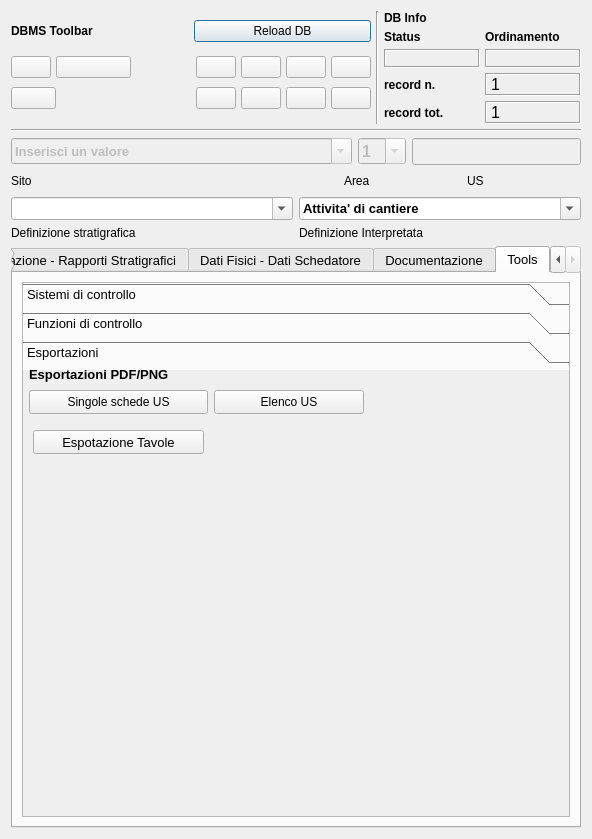
pyarchinit/pyarchinit_218, file pyarchinit_dev20130710/modules/gui/pyarchinit_US_ui.ui: the form before one commit.
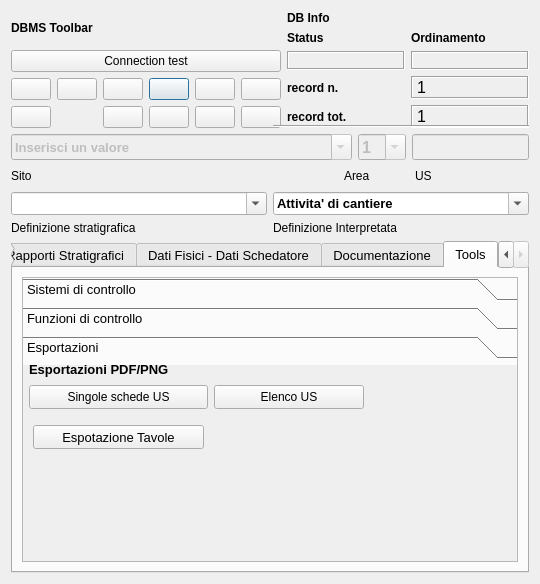
The form after the commit. The open tabs and pages were chosen to show the change. Icons and pictures are not drawn.

```diff
--- a/pyarchinit_dev20130710/modules/gui/pyarchinit_US_ui.ui
+++ b/pyarchinit_dev20130710/modules/gui/pyarchinit_US_ui.ui
@@ -6,8 +6,8 @@
    <rect>
     <x>0</x>
     <y>0</y>
-    <width>592</width>
-    <height>839</height>
+    <width>540</width>
+    <height>584</height>
    </rect>
   </property>
   <property name="minimumSize">
@@ -20,33 +20,11 @@
    <string>pyArchInit Gestione Scavi - Scheda US</string>
   </property>
   <property name="windowIcon">
-   <iconset>
+   <iconset resource="resources.qrc">
     <normaloff>:/images/iconPAI.png</normaloff>:/images/iconPAI.png</iconset>
   </property>
-  <layout class="QGridLayout" name="gridLayout_18">
-   <item row="0" column="1">
     <layout class="QGridLayout" name="gridLayout_10">
-     <item row="0" column="0">
-      <layout class="QVBoxLayout" name="verticalLayout_4">
-       <property name="spacing">
-        <number>6</number>
-       </property>
-       <item>
-        <layout class="QVBoxLayout" name="verticalLayout_3">
-         <item>
-          <layout class="QVBoxLayout" name="verticalLayout" stretch="0,0">
-           <property name="spacing">
-            <number>5</number>
-           </property>
-           <property name="sizeConstraint">
-            <enum>QLayout::SetFixedSize</enum>
-           </property>
-           <property name="topMargin">
-            <number>0</number>
-           </property>
-           <item>
-            <layout class="QHBoxLayout" name="horizontalLayout">
-             <item>
+   <item row="0" column="0" rowspan="2" colspan="2">
               <layout class="QGridLayout" name="gridLayout_2">
                <item row="0" column="0">
                 <widget class="QLabel" name="label_29">
@@ -61,57 +39,236 @@
                  </property>
                 </widget>
                </item>
+     <item row="0" column="1" rowspan="3">
+      <layout class="QGridLayout" name="gridLayout_5">
+       <item row="0" column="0">
+        <widget class="QLabel" name="label_42">
+         <property name="font">
+          <font>
+           <weight>75</weight>
+           <bold>true</bold>
+          </font>
+         </property>
+         <property name="autoFillBackground">
+          <bool>true</bool>
+         </property>
+         <property name="text">
+          <string>DB Info</string>
+         </property>
+        </widget>
+       </item>
+       <item row="1" column="0">
+        <layout class="QGridLayout" name="gridLayout_4">
                <item row="0" column="1">
-                <widget class="QPushButton" name="pushButton_connect">
+          <widget class="QLabel" name="label_43">
+           <property name="font">
+            <font>
+             <pointsize>9</pointsize>
+             <weight>75</weight>
+             <bold>true</bold>
+            </font>
+           </property>
                  <property name="text">
-                  <string>Reload DB</string>
-                 </property>
-                </widget>
-               </item>
-               <item row="1" column="0" colspan="2">
+            <string>Ordinamento</string>
+           </property>
+           <property name="margin">
+            <number>0</number>
+           </property>
+          </widget>
+         </item>
+         <item row="1" column="0">
+          <widget class="QLabel" name="label_status">
+           <property name="minimumSize">
+            <size>
+             <width>40</width>
+             <height>0</height>
+            </size>
+           </property>
+           <property name="font">
+            <font>
+             <pointsize>10</pointsize>
+             <weight>75</weight>
+             <bold>true</bold>
+            </font>
+           </property>
+           <property name="cursor">
+            <cursorShape>ForbiddenCursor</cursorShape>
+           </property>
+           <property name="mouseTracking">
+            <bool>false</bool>
+           </property>
+           <property name="contextMenuPolicy">
+            <enum>Qt::DefaultContextMenu</enum>
+           </property>
+           <property name="frameShape">
+            <enum>QFrame::Box</enum>
+           </property>
+           <property name="frameShadow">
+            <enum>QFrame::Sunken</enum>
+           </property>
+           <property name="text">
+            <string/>
+           </property>
+           <property name="alignment">
+            <set>Qt::AlignCenter</set>
+           </property>
+           <property name="margin">
+            <number>0</number>
+           </property>
+          </widget>
+         </item>
+         <item row="1" column="1">
+          <widget class="QLabel" name="label_sort">
+           <property name="font">
+            <font>
+             <pointsize>10</pointsize>
+             <weight>75</weight>
+             <bold>true</bold>
+            </font>
+           </property>
+           <property name="cursor">
+            <cursorShape>ForbiddenCursor</cursorShape>
+           </property>
+           <property name="mouseTracking">
+            <bool>false</bool>
+           </property>
+           <property name="contextMenuPolicy">
+            <enum>Qt::DefaultContextMenu</enum>
+           </property>
+           <property name="frameShape">
+            <enum>QFrame::Box</enum>
+           </property>
+           <property name="frameShadow">
+            <enum>QFrame::Sunken</enum>
+           </property>
+           <property name="text">
+            <string/>
+           </property>
+           <property name="alignment">
+            <set>Qt::AlignCenter</set>
+           </property>
+           <property name="margin">
+            <number>0</number>
+           </property>
+          </widget>
+         </item>
+         <item row="0" column="0">
+          <widget class="QLabel" name="label_34">
+           <property name="font">
+            <font>
+             <pointsize>9</pointsize>
+             <weight>75</weight>
+             <bold>true</bold>
+            </font>
+           </property>
+           <property name="text">
+            <string>Status</string>
+           </property>
+           <property name="margin">
+            <number>0</number>
+           </property>
+          </widget>
+         </item>
+        </layout>
+       </item>
+       <item row="2" column="0">
+        <layout class="QGridLayout" name="gridLayout_3">
+         <item row="0" column="0">
+          <widget class="QLabel" name="label_27">
+           <property name="font">
+            <font>
+             <pointsize>9</pointsize>
+             <weight>75</weight>
+             <bold>true</bold>
+            </font>
+           </property>
+           <property name="text">
+            <string>record n.</string>
+           </property>
+           <property name="margin">
+            <number>0</number>
+           </property>
+          </widget>
+         </item>
+         <item row="0" column="1">
+          <widget class="QLabel" name="label_rec_corrente">
+           <property name="font">
+            <font>
+             <family>Microsoft Sans Serif</family>
+             <pointsize>12</pointsize>
+            </font>
+           </property>
+           <property name="cursor">
+            <cursorShape>ForbiddenCursor</cursorShape>
+           </property>
+           <property name="mouseTracking">
+            <bool>false</bool>
+           </property>
+           <property name="contextMenuPolicy">
+            <enum>Qt::DefaultContextMenu</enum>
+           </property>
+           <property name="frameShape">
+            <enum>QFrame::Box</enum>
+           </property>
+           <property name="frameShadow">
+            <enum>QFrame::Sunken</enum>
+           </property>
+           <property name="text">
+            <string>1</string>
+           </property>
+          </widget>
+         </item>
+         <item row="1" column="0">
+          <widget class="QLabel" name="label_28">
+           <property name="font">
+            <font>
+             <pointsize>9</pointsize>
+             <weight>75</weight>
+             <bold>true</bold>
+            </font>
+           </property>
+           <property name="text">
+            <string>record tot.</string>
+           </property>
+           <property name="margin">
+            <number>0</number>
+           </property>
+          </widget>
+         </item>
+         <item row="1" column="1">
+          <widget class="QLabel" name="label_rec_tot">
+           <property name="font">
+            <font>
+             <family>Microsoft Sans Serif</family>
+             <pointsize>12</pointsize>
+            </font>
+           </property>
+           <property name="cursor">
+            <cursorShape>ForbiddenCursor</cursorShape>
+           </property>
+           <property name="mouseTracking">
+            <bool>false</bool>
+           </property>
+           <property name="contextMenuPolicy">
+            <enum>Qt::DefaultContextMenu</enum>
+           </property>
+           <property name="frameShape">
+            <enum>QFrame::Box</enum>
+           </property>
+           <property name="frameShadow">
+            <enum>QFrame::Sunken</enum>
+           </property>
+           <property name="text">
+            <string>1</string>
+           </property>
+          </widget>
+         </item>
+        </layout>
+       </item>
+      </layout>
+     </item>
+     <item row="2" column="0">
                 <layout class="QGridLayout" name="gridLayout">
-                 <item row="0" column="0">
-                  <widget class="QPushButton" name="pushButton_first_rec">
-                   <property name="toolTip">
-                    <string>First rec</string>
-                   </property>
-                   <property name="text">
-                    <string/>
-                   </property>
-                   <property name="icon">
-                    <iconset>
-                     <normaloff>:/images/5_leftArrows.png</normaloff>:/images/5_leftArrows.png</iconset>
-                   </property>
-                  </widget>
-                 </item>
-                 <item row="0" column="1" colspan="2">
-                  <widget class="QPushButton" name="pushButton_prev_rec">
-                   <property name="toolTip">
-                    <string>Prev rec</string>
-                   </property>
-                   <property name="text">
-                    <string/>
-                   </property>
-                   <property name="icon">
-                    <iconset>
-                     <normaloff>:/images/4_leftArrow.png</normaloff>:/images/4_leftArrow.png</iconset>
-                   </property>
-                  </widget>
-                 </item>
-                 <item row="0" column="4">
-                  <widget class="QPushButton" name="pushButton_next_rec">
-                   <property name="toolTip">
-                    <string>Next rec</string>
-                   </property>
-                   <property name="text">
-                    <string/>
-                   </property>
-                   <property name="icon">
-                    <iconset>
-                     <normaloff>:/images/6_rightArrow.png</normaloff>:/images/6_rightArrow.png</iconset>
-                   </property>
-                  </widget>
-                 </item>
                  <item row="0" column="5">
                   <widget class="QPushButton" name="pushButton_last_rec">
                    <property name="toolTip">
@@ -121,7 +278,7 @@
                     <string/>
                    </property>
                    <property name="icon">
-                    <iconset>
+          <iconset resource="resources.qrc">
                      <normaloff>:/images/7_rightArrows.png</normaloff>:/images/7_rightArrows.png</iconset>
                    </property>
                   </widget>
@@ -140,7 +297,7 @@
                     <string/>
                    </property>
                    <property name="icon">
-                    <iconset>
+          <iconset resource="resources.qrc">
                      <normaloff>:/images/newrec.png</normaloff>:/images/newrec.png</iconset>
                    </property>
                   </widget>
@@ -159,7 +316,7 @@
                     <string/>
                    </property>
                    <property name="icon">
-                    <iconset>
+          <iconset resource="resources.qrc">
                      <normaloff>:/images/b_save.png</normaloff>:/images/b_save.png</iconset>
                    </property>
                    <property name="autoDefault">
@@ -167,38 +324,6 @@
                    </property>
                   </widget>
                  </item>
-                 <item row="1" column="0" colspan="2">
-                  <widget class="QPushButton" name="pushButton_delete">
-                   <property name="font">
-                    <font>
-                     <pointsize>9</pointsize>
-                    </font>
-                   </property>
-                   <property name="toolTip">
-                    <string>Delete record</string>
-                   </property>
-                   <property name="text">
-                    <string/>
-                   </property>
-                   <property name="icon">
-                    <iconset>
-                     <normaloff>:/images/delete.png</normaloff>:/images/delete.png</iconset>
-                   </property>
-                  </widget>
-                 </item>
-                 <item row="1" column="2">
-                  <spacer name="horizontalSpacer">
-                   <property name="orientation">
-                    <enum>Qt::Horizontal</enum>
-                   </property>
-                   <property name="sizeHint" stdset="0">
-                    <size>
-                     <width>70</width>
-                     <height>30</height>
-                    </size>
-                   </property>
-                  </spacer>
-                 </item>
                  <item row="1" column="4">
                   <widget class="QPushButton" name="pushButton_new_search">
                    <property name="font">
@@ -213,7 +338,7 @@
                     <string/>
                    </property>
                    <property name="icon">
-                    <iconset>
+          <iconset resource="resources.qrc">
                      <normaloff>:/images/new_search.png</normaloff>:/images/new_search.png</iconset>
                    </property>
                   </widget>
@@ -232,7 +357,7 @@
                     <string/>
                    </property>
                    <property name="icon">
-                    <iconset>
+          <iconset resource="resources.qrc">
                      <normaloff>:/images/search.png</normaloff>:/images/search.png</iconset>
                    </property>
                   </widget>
@@ -251,7 +376,7 @@
                     <string/>
                    </property>
                    <property name="icon">
-                    <iconset>
+          <iconset resource="resources.qrc">
                      <normaloff>:/images/sort.png</normaloff>:/images/sort.png</iconset>
                    </property>
                   </widget>
@@ -270,266 +395,96 @@
                     <string/>
                    </property>
                    <property name="icon">
-                    <iconset>
+          <iconset resource="resources.qrc">
                      <normaloff>:/images/view_all.png</normaloff>:/images/view_all.png</iconset>
                    </property>
                   </widget>
                  </item>
+       <item row="0" column="4">
+        <widget class="QPushButton" name="pushButton_next_rec">
+         <property name="toolTip">
+          <string>Next rec</string>
+         </property>
+         <property name="text">
+          <string/>
+         </property>
+         <property name="icon">
+          <iconset resource="resources.qrc">
+           <normaloff>:/images/6_rightArrow.png</normaloff>:/images/6_rightArrow.png</iconset>
+         </property>
+        </widget>
+       </item>
                  <item row="0" column="3">
-                  <spacer name="horizontalSpacer_2">
-                   <property name="orientation">
-                    <enum>Qt::Horizontal</enum>
-                   </property>
-                   <property name="sizeHint" stdset="0">
+        <widget class="QPushButton" name="pushButton_prev_rec">
+         <property name="maximumSize">
                     <size>
-                     <width>60</width>
-                     <height>20</height>
-                    </size>
-                   </property>
-                  </spacer>
-                 </item>
-                </layout>
-               </item>
-              </layout>
-             </item>
-             <item>
-              <widget class="Line" name="line_6">
-               <property name="orientation">
-                <enum>Qt::Vertical</enum>
-               </property>
-              </widget>
-             </item>
-             <item>
-              <layout class="QGridLayout" name="gridLayout_5">
-               <item row="0" column="0">
-                <widget class="QLabel" name="label_42">
-                 <property name="font">
-                  <font>
-                   <weight>75</weight>
-                   <bold>true</bold>
-                  </font>
-                 </property>
-                 <property name="autoFillBackground">
-                  <bool>true</bool>
-                 </property>
+           <width>75</width>
+           <height>16777215</height>
+          </size>
+         </property>
+         <property name="toolTip">
+          <string>Prev rec</string>
+         </property>
                  <property name="text">
-                  <string>DB Info</string>
-                 </property>
-                </widget>
-               </item>
-               <item row="1" column="0">
-                <layout class="QGridLayout" name="gridLayout_4">
-                 <item row="0" column="1">
-                  <widget class="QLabel" name="label_43">
-                   <property name="font">
-                    <font>
-                     <pointsize>9</pointsize>
-                     <weight>75</weight>
-                     <bold>true</bold>
-                    </font>
+          <string/>
+         </property>
+         <property name="icon">
+          <iconset resource="resources.qrc">
+           <normaloff>:/images/4_leftArrow.png</normaloff>:/images/4_leftArrow.png</iconset>
+         </property>
+        </widget>
+       </item>
+       <item row="0" column="2">
+        <widget class="QPushButton" name="pushButton_first_rec">
+         <property name="toolTip">
+          <string>First rec</string>
                    </property>
                    <property name="text">
-                    <string>Ordinamento</string>
-                   </property>
-                   <property name="margin">
-                    <number>0</number>
+          <string/>
+         </property>
+         <property name="icon">
+          <iconset resource="resources.qrc">
+           <normaloff>:/images/5_leftArrows.png</normaloff>:/images/5_leftArrows.png</iconset>
                    </property>
                   </widget>
                  </item>
-                 <item row="1" column="0">
-                  <widget class="QLabel" name="label_status">
-                   <property name="minimumSize">
+       <item row="1" column="2">
+        <widget class="QPushButton" name="pushButton_delete">
+         <property name="maximumSize">
                     <size>
-                     <width>40</width>
-                     <height>0</height>
+           <width>75</width>
+           <height>16777215</height>
                     </size>
                    </property>
                    <property name="font">
                     <font>
-                     <pointsize>10</pointsize>
-                     <weight>75</weight>
-                     <bold>true</bold>
-                    </font>
-                   </property>
-                   <property name="cursor">
-                    <cursorShape>ForbiddenCursor</cursorShape>
-                   </property>
-                   <property name="mouseTracking">
-                    <bool>false</bool>
-                   </property>
-                   <property name="contextMenuPolicy">
-                    <enum>Qt::DefaultContextMenu</enum>
-                   </property>
-                   <property name="frameShape">
-                    <enum>QFrame::Box</enum>
-                   </property>
-                   <property name="frameShadow">
-                    <enum>QFrame::Sunken</enum>
-                   </property>
+           <pointsize>9</pointsize>
+          </font>
+         </property>
+         <property name="toolTip">
+          <string>Delete record</string>
+         </property>
                    <property name="text">
                     <string/>
                    </property>
-                   <property name="alignment">
-                    <set>Qt::AlignCenter</set>
-                   </property>
-                   <property name="margin">
-                    <number>0</number>
-                   </property>
-                  </widget>
-                 </item>
-                 <item row="1" column="1">
-                  <widget class="QLabel" name="label_sort">
-                   <property name="font">
-                    <font>
-                     <pointsize>10</pointsize>
-                     <weight>75</weight>
-                     <bold>true</bold>
-                    </font>
-                   </property>
-                   <property name="cursor">
-                    <cursorShape>ForbiddenCursor</cursorShape>
-                   </property>
-                   <property name="mouseTracking">
-                    <bool>false</bool>
-                   </property>
-                   <property name="contextMenuPolicy">
-                    <enum>Qt::DefaultContextMenu</enum>
-                   </property>
-                   <property name="frameShape">
-                    <enum>QFrame::Box</enum>
-                   </property>
-                   <property name="frameShadow">
-                    <enum>QFrame::Sunken</enum>
-                   </property>
-                   <property name="text">
-                    <string/>
-                   </property>
-                   <property name="alignment">
-                    <set>Qt::AlignCenter</set>
-                   </property>
-                   <property name="margin">
-                    <number>0</number>
-                   </property>
-                  </widget>
-                 </item>
-                 <item row="0" column="0">
-                  <widget class="QLabel" name="label_34">
-                   <property name="font">
-                    <font>
-                     <pointsize>9</pointsize>
-                     <weight>75</weight>
-                     <bold>true</bold>
-                    </font>
-                   </property>
-                   <property name="text">
-                    <string>Status</string>
-                   </property>
-                   <property name="margin">
-                    <number>0</number>
-                   </property>
-                  </widget>
-                 </item>
-                </layout>
-               </item>
-               <item row="2" column="0">
-                <layout class="QGridLayout" name="gridLayout_3">
-                 <item row="0" column="0">
-                  <widget class="QLabel" name="label_27">
-                   <property name="font">
-                    <font>
-                     <pointsize>9</pointsize>
-                     <weight>75</weight>
-                     <bold>true</bold>
-                    </font>
-                   </property>
-                   <property name="text">
-                    <string>record n.</string>
-                   </property>
-                   <property name="margin">
-                    <number>0</number>
-                   </property>
-                  </widget>
-                 </item>
-                 <item row="0" column="1">
-                  <widget class="QLabel" name="label_rec_corrente">
-                   <property name="font">
-                    <font>
-                     <family>Microsoft Sans Serif</family>
-                     <pointsize>12</pointsize>
-                    </font>
-                   </property>
-                   <property name="cursor">
-                    <cursorShape>ForbiddenCursor</cursorShape>
-                   </property>
-                   <property name="mouseTracking">
-                    <bool>false</bool>
-                   </property>
-                   <property name="contextMenuPolicy">
-                    <enum>Qt::DefaultContextMenu</enum>
-                   </property>
-                   <property name="frameShape">
-                    <enum>QFrame::Box</enum>
-                   </property>
-                   <property name="frameShadow">
-                    <enum>QFrame::Sunken</enum>
-                   </property>
-                   <property name="text">
-                    <string>1</string>
-                   </property>
-                  </widget>
-                 </item>
+         <property name="icon">
+          <iconset resource="resources.qrc">
+           <normaloff>:/images/delete.png</normaloff>:/images/delete.png</iconset>
+         </property>
+        </widget>
+       </item>
+      </layout>
+     </item>
                  <item row="1" column="0">
-                  <widget class="QLabel" name="label_28">
-                   <property name="font">
-                    <font>
-                     <pointsize>9</pointsize>
-                     <weight>75</weight>
-                     <bold>true</bold>
-                    </font>
-                   </property>
+      <widget class="QPushButton" name="pushButton_connect">
                    <property name="text">
-                    <string>record tot.</string>
-                   </property>
-                   <property name="margin">
-                    <number>0</number>
-                   </property>
-                  </widget>
-                 </item>
-                 <item row="1" column="1">
-                  <widget class="QLabel" name="label_rec_tot">
-                   <property name="font">
-                    <font>
-                     <family>Microsoft Sans Serif</family>
-                     <pointsize>12</pointsize>
-                    </font>
-                   </property>
-                   <property name="cursor">
-                    <cursorShape>ForbiddenCursor</cursorShape>
-                   </property>
-                   <property name="mouseTracking">
-                    <bool>false</bool>
-                   </property>
-                   <property name="contextMenuPolicy">
-                    <enum>Qt::DefaultContextMenu</enum>
-                   </property>
-                   <property name="frameShape">
-                    <enum>QFrame::Box</enum>
-                   </property>
-                   <property name="frameShadow">
-                    <enum>QFrame::Sunken</enum>
-                   </property>
-                   <property name="text">
-                    <string>1</string>
-                   </property>
-                  </widget>
-                 </item>
-                </layout>
-               </item>
-              </layout>
-             </item>
-            </layout>
-           </item>
-           <item>
+        <string>Connection test</string>
+       </property>
+      </widget>
+     </item>
+    </layout>
+   </item>
+   <item row="1" column="1">
             <widget class="Line" name="line_8">
              <property name="font">
               <font>
@@ -542,9 +497,7 @@
              </property>
             </widget>
            </item>
-          </layout>
-         </item>
-         <item>
+   <item row="2" column="0" colspan="2">
           <layout class="QVBoxLayout" name="verticalLayout_2">
            <item>
             <layout class="QHBoxLayout" name="horizontalLayout_2">
@@ -802,9 +755,7 @@
            </item>
           </layout>
          </item>
-        </layout>
-       </item>
-       <item>
+   <item row="3" column="0" colspan="2">
         <layout class="QGridLayout" name="gridLayout_6">
          <item row="0" column="0">
           <widget class="QComboBox" name="comboBox_def_strat">
@@ -900,9 +851,7 @@
          </item>
         </layout>
        </item>
-      </layout>
-     </item>
-     <item row="1" column="0">
+   <item row="4" column="0" colspan="2">
       <widget class="QTabWidget" name="tabWidget">
        <property name="font">
         <font>
@@ -910,7 +859,7 @@
         </font>
        </property>
        <property name="currentIndex">
-        <number>4</number>
+      <number>0</number>
        </property>
        <widget class="QWidget" name="tab">
         <attribute name="title">
@@ -944,7 +893,7 @@
 &lt;html&gt;&lt;head&gt;&lt;meta name=&quot;qrichtext&quot; content=&quot;1&quot; /&gt;&lt;style type=&quot;text/css&quot;&gt;
 p, li { white-space: pre-wrap; }
 &lt;/style&gt;&lt;/head&gt;&lt;body style=&quot; font-family:'MS Shell Dlg 2'; font-size:10pt; font-weight:400; font-style:normal;&quot;&gt;
-&lt;p style=&quot;-qt-paragraph-type:empty; margin-top:0px; margin-bottom:0px; margin-left:0px; margin-right:0px; -qt-block-indent:0; text-indent:0px; font-family:'Lucida Grande'; font-size:13pt;&quot;&gt;&lt;br /&gt;&lt;/p&gt;&lt;/body&gt;&lt;/html&gt;</string>
+&lt;p style=&quot; margin-top:0px; margin-bottom:0px; margin-left:0px; margin-right:0px; -qt-block-indent:0; text-indent:0px;&quot;&gt;&lt;span style=&quot; font-family:'Lucida Grande'; font-size:13pt;&quot;&gt;&lt;br /&gt;&lt;/span&gt;&lt;/p&gt;&lt;/body&gt;&lt;/html&gt;</string>
              </property>
             </widget>
            </item>
@@ -1891,8 +1840,8 @@
              <rect>
               <x>0</x>
               <y>0</y>
-              <width>546</width>
-              <height>435</height>
+            <width>479</width>
+            <height>226</height>
              </rect>
             </property>
             <attribute name="label">
@@ -1984,7 +1933,7 @@
                 <string>Check, go!!!!</string>
                </property>
                <property name="icon">
-                <iconset>
+              <iconset resource="resources.qrc">
                  <normaloff>:/images/sheet.png</normaloff>:/images/sheet.png</iconset>
                </property>
               </widget>
@@ -2022,7 +1971,7 @@
                 <string>Crea codice periodo</string>
                </property>
                <property name="icon">
-                <iconset>
+              <iconset resource="resources.qrc">
                  <normaloff>:/images/sheet.png</normaloff>:/images/sheet.png</iconset>
                </property>
               </widget>
@@ -2067,7 +2016,7 @@
                 <string>export Matrix</string>
                </property>
                <property name="icon">
-                <iconset>
+              <iconset resource="resources.qrc">
                  <normaloff>:/images/sheet.png</normaloff>:/images/sheet.png</iconset>
                </property>
               </widget>
@@ -2111,8 +2060,8 @@
              <rect>
               <x>0</x>
               <y>0</y>
-              <width>546</width>
-              <height>435</height>
+            <width>314</width>
+            <height>222</height>
              </rect>
             </property>
             <attribute name="label">
@@ -2160,7 +2109,7 @@
                 <string>GIS wiever</string>
                </property>
                <property name="icon">
-                <iconset>
+              <iconset resource="resources.qrc">
                  <normaloff>:/images/GIS.png</normaloff>:/images/GIS.png</iconset>
                </property>
                <property name="shortcut">
@@ -2207,7 +2156,7 @@
                 <string>apri schede US</string>
                </property>
                <property name="icon">
-                <iconset>
+              <iconset resource="resources.qrc">
                  <normaloff>:/images/sheet.png</normaloff>:/images/sheet.png</iconset>
                </property>
               </widget>
@@ -2234,7 +2183,7 @@
                 <string>Preview pianta US</string>
                </property>
                <property name="icon">
-                <iconset>
+              <iconset resource="resources.qrc">
                  <normaloff>:/images/GIS.png</normaloff>:/images/GIS.png</iconset>
                </property>
                <property name="shortcut">
@@ -2269,7 +2218,7 @@
                 <string>Pan</string>
                </property>
                <property name="icon">
-                <iconset>
+              <iconset resource="resources.qrc">
                  <normaloff>:/images/mActionPan.png</normaloff>:/images/mActionPan.png</iconset>
                </property>
                <property name="shortcut">
@@ -2314,7 +2263,7 @@
                 <string>Mostra immagini</string>
                </property>
                <property name="icon">
-                <iconset>
+              <iconset resource="resources.qrc">
                  <normaloff>:/images/photo.png</normaloff>:/images/photo.png</iconset>
                </property>
                <property name="checkable">
@@ -2362,7 +2311,7 @@
                 <string>Disegna US</string>
                </property>
                <property name="icon">
-                <iconset>
+              <iconset resource="resources.qrc">
                  <normaloff>:/images/sheet.png</normaloff>:/images/sheet.png</iconset>
                </property>
               </widget>
@@ -2370,6 +2319,14 @@
             </layout>
            </widget>
            <widget class="QWidget" name="page_3">
+          <property name="geometry">
+           <rect>
+            <x>0</x>
+            <y>0</y>
+            <width>98</width>
+            <height>28</height>
+           </rect>
+          </property>
             <attribute name="label">
              <string>Esportazioni</string>
             </attribute>
@@ -2391,7 +2348,7 @@
               <string>Elenco US</string>
              </property>
              <property name="icon">
-              <iconset>
+            <iconset resource="resources.qrc">
                <normaloff>:/images/sheet.png</normaloff>:/images/sheet.png</iconset>
              </property>
             </widget>
@@ -2435,7 +2392,7 @@
               <string>Singole schede US</string>
              </property>
              <property name="icon">
-              <iconset>
+            <iconset resource="resources.qrc">
                <normaloff>:/images/sheet.png</normaloff>:/images/sheet.png</iconset>
              </property>
             </widget>
@@ -2460,8 +2417,6 @@
       </widget>
      </item>
     </layout>
-   </item>
-  </layout>
  </widget>
  <resources/>
  <connections/>
```
Left out of the diff: 4 changed lines with no effect on the pictures. Lines whose indentation alone changed are shown as unchanged.
